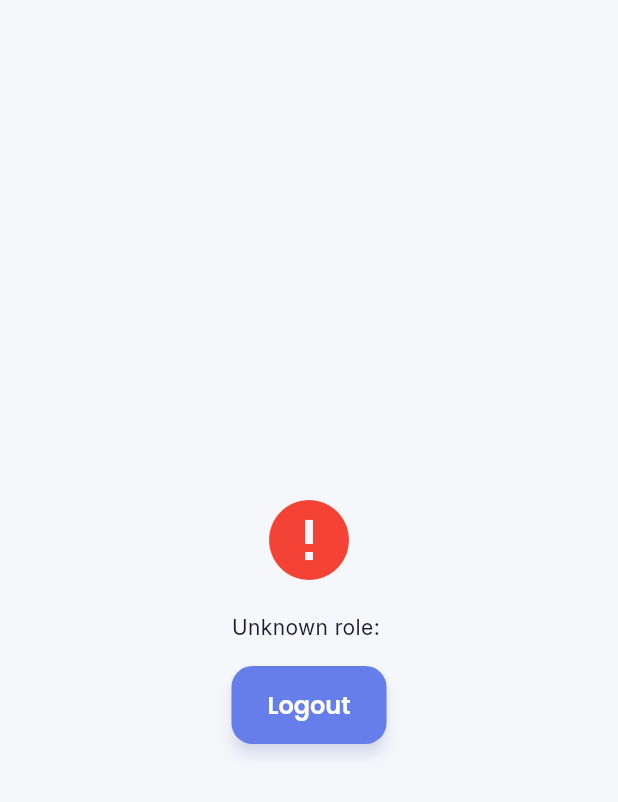
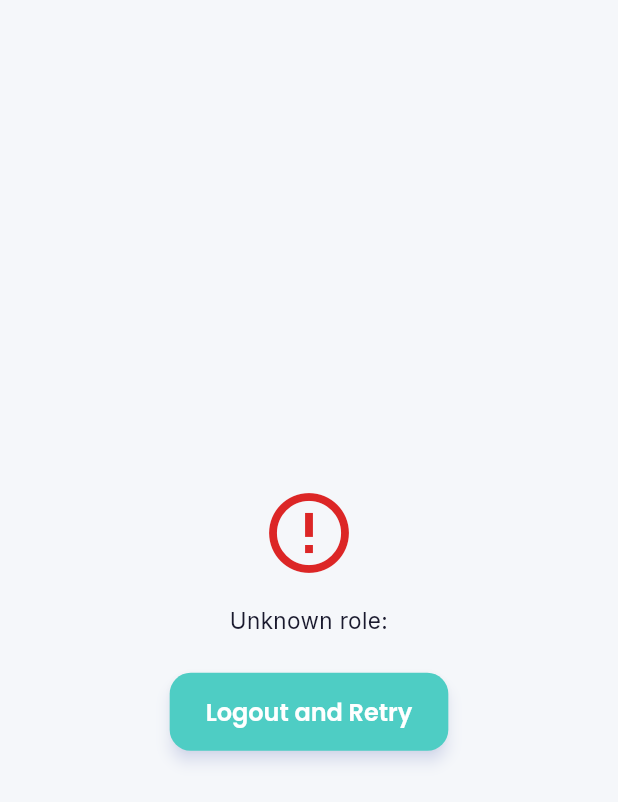
Before and after one commit to mindmonkey2/spring_health, a Flutter app: the screen it shows once a user with an empty profile is signed in, on a phone screen of 412 x 824 dp. Shown: the top 802 px of the screen. Run offline on Flutter 3.47's test engine with Material 3 defaults, Android fonts, the light colour scheme and no system bars; our stand-ins replace cloud_firestore, connectivity_plus, csv, firebase_ai, firebase_auth, firebase_core and 16 more; missing offline and left inert: health, mailer, mobile_scanner, razorpay_flutter; accounts and stored records are empty.

```diff
--- a/spring_health_studio/lib/main.dart
+++ b/spring_health_studio/lib/main.dart
@@ -7,8 +7,10 @@ import 'theme/app_colors.dart';
 import 'screens/auth/login_screen.dart';
 import 'screens/owner/owner_dashboard.dart';
 import 'screens/receptionist/receptionist_dashboard.dart';
+import 'screens/trainers/trainer_dashboard_screen.dart';
 import 'screens/members/add_member_screen.dart';
 import 'services/firestore_service.dart';
+import 'models/user_model.dart';
 
 void main() async {
   WidgetsFlutterBinding.ensureInitialized();
@@ -34,176 +36,297 @@ class MyApp extends StatelessWidget {
     return MaterialApp(
       title: 'Spring Health Studio',
       debugShowCheckedModeBanner: false,
-      // Using centralized theme system
       theme: AppTheme.lightTheme,
-      // Routes
       initialRoute: '/',
       routes: {
         '/': (context) => const AuthWrapper(),
         '/login': (context) => const LoginScreen(),
         '/owner-dashboard': (context) => const OwnerDashboard(),
         '/receptionist-dashboard': (context) => const ReceptionistDashboard(),
+
         '/add-member': (context) => const AddMemberScreen(),
       },
       onGenerateRoute: (settings) {
-        if (settings.name == '/login') {
+        switch (settings.name) {
+          case '/login':
             return MaterialPageRoute(builder: (_) => const LoginScreen());
+          case '/add-member':
+            return MaterialPageRoute(builder: (_) => const AddMemberScreen());
+          default:
+            return null;
         }
-        if (settings.name == '/add-member') {
-          return MaterialPageRoute(builder: (_) => const AddMemberScreen());
-        }
-        return null;
       },
     );
   }
 }
 
-class AuthWrapper extends StatelessWidget {
+/// AuthWrapper — persists Firebase session across app restarts.
+///
+/// Architecture notes:
+/// - StatefulWidget caches the role Future so it is not re-fetched on every
+///   authStateChanges() emission (which happens several times per session).
+/// - authStateChanges() emits null briefly on cold start BEFORE Firebase
+///   restores the persisted local session. We guard against this by checking
+///   FirebaseAuth.instance.currentUser synchronously — if a cached user exists
+///   we hold a loading screen instead of bouncing to LoginScreen.
+/// - ConnectionState.waiting covers the period before the first stream event.
+///   Together the two guards eliminate the false-logout-on-restart bug.
+class AuthWrapper extends StatefulWidget {
   const AuthWrapper({super.key});
+
+  @override
+  State<AuthWrapper> createState() => _AuthWrapperState();
+}
+
+class _AuthWrapperState extends State<AuthWrapper> {
+  String? _cachedUid;
+  Future<Map<String, dynamic>>? _roleFuture;
+
+  /// Returns a cached role future.
+  /// Only calls Firestore again if the UID changes (e.g. different account).
+  Future<Map<String, dynamic>> _getRoleFuture(String uid) {
+    if (_cachedUid != uid || _roleFuture == null) {
+      _cachedUid = uid;
+      _roleFuture = FirestoreService().getUserRole(uid);
+    }
+    return _roleFuture!;
+  }
+
+  Widget _loadingScreen([String? message]) {
+    return Scaffold(
+      backgroundColor: AppColors.background,
+      body: Center(
+        child: Column(
+          mainAxisAlignment: MainAxisAlignment.center,
+          children: [
+            const CircularProgressIndicator(color: AppColors.turquoise),
+            if (message != null) ...[
+              const SizedBox(height: 16),
+              Text(
+                message,
+                style: const TextStyle(
+                  color: AppColors.textSecondary,
+                  fontSize: 14,
+                ),
+              ),
+            ],
+          ],
+        ),
+      ),
+    );
+  }
+
+  Widget _errorScreen(String message) {
+    return Scaffold(
+      backgroundColor: AppColors.background,
+      body: Center(
+        child: Padding(
+          padding: const EdgeInsets.all(24.0),
+          child: Column(
+            mainAxisAlignment: MainAxisAlignment.center,
+            children: [
+              const Icon(Icons.error_outline,
+                         size: 64, color: AppColors.error),
+                        const SizedBox(height: 16),
+                        Text(
+                          message,
+                          textAlign: TextAlign.center,
+                          style: const TextStyle(
+                            color: AppColors.textPrimary, fontSize: 15),
+                        ),
+                        const SizedBox(height: 24),
+                        ElevatedButton(
+                          onPressed: () async {
+                            await FirebaseAuth.instance.signOut();
+                          },
+                          style: ElevatedButton.styleFrom(
+                            backgroundColor: AppColors.turquoise,
+                            foregroundColor: Colors.white,
+                          ),
+                          child: const Text('Logout and Retry'),
+                        ),
+            ],
+          ),
+        ),
+      ),
+    );
+  }
+
+  Widget _roleNotFoundScreen(String uid) {
+    return Scaffold(
+      backgroundColor: AppColors.background,
+      body: Center(
+        child: Padding(
+          padding: const EdgeInsets.all(24.0),
+          child: Column(
+            mainAxisAlignment: MainAxisAlignment.center,
+            children: [
+              const Icon(Icons.warning_amber_rounded,
+                         size: 64, color: MyApp.warmYellow),
+                        const SizedBox(height: 16),
+                        const Text(
+                          'User role not assigned.',
+                          style: TextStyle(
+                            color: AppColors.textPrimary,
+                            fontWeight: FontWeight.bold,
+                            fontSize: 16),
+                        ),
+                        const SizedBox(height: 8),
+                        const Text(
+                          'Ask the administrator to assign your role in the system.',
+                          textAlign: TextAlign.center,
+                          style: TextStyle(
+                            color: AppColors.textSecondary, fontSize: 14),
+                        ),
+                        const SizedBox(height: 8),
+                        Text(
+                          'UID: $uid',
+                          style: const TextStyle(
+                            color: AppColors.textSecondary,
+                            fontSize: 11),
+                        ),
+                        const SizedBox(height: 24),
+                        ElevatedButton(
+                          onPressed: () async {
+                            await FirebaseAuth.instance.signOut();
+                          },
+                          style: ElevatedButton.styleFrom(
+                            backgroundColor: AppColors.turquoise,
+                            foregroundColor: Colors.white,
+                          ),
+                          child: const Text('Logout'),
+                        ),
+            ],
+          ),
+        ),
+      ),
+    );
+  }
+
+  Widget _accountNotConfiguredScreen(User user) {
+    return Scaffold(
+      backgroundColor: AppColors.background,
+      body: Center(
+        child: Padding(
+          padding: const EdgeInsets.all(24.0),
+          child: Column(
+            mainAxisAlignment: MainAxisAlignment.center,
+            children: [
+              const Icon(Icons.person_off_outlined,
+                         size: 64, color: MyApp.warmYellow),
+                        const SizedBox(height: 16),
+                        const Text(
+                          'Account not configured',
+                          style: TextStyle(
+                            color: AppColors.textPrimary,
+                            fontWeight: FontWeight.bold,
+                            fontSize: 16),
+                        ),
+                        const SizedBox(height: 8),
+                        const Text(
+                          'Please contact your administrator to complete account setup.',
+                          textAlign: TextAlign.center,
+                          style: TextStyle(
+                            color: AppColors.textSecondary, fontSize: 14),
+                        ),
+                        const SizedBox(height: 8),
+                        Text(
+                          'Email: ${user.email ?? 'Unknown'}',
+                          style: const TextStyle(
+                            color: AppColors.textSecondary, fontSize: 12),
+                        ),
+                        Text(
+                          'UID: ${user.uid}',
+                          style: const TextStyle(
+                            color: AppColors.textSecondary, fontSize: 11),
+                        ),
+                        const SizedBox(height: 24),
+                        ElevatedButton(
+                          onPressed: () async {
+                            await FirebaseAuth.instance.signOut();
+                          },
+                          style: ElevatedButton.styleFrom(
+                            backgroundColor: AppColors.turquoise,
+                            foregroundColor: Colors.white,
+                          ),
+                          child: const Text('Logout'),
+                        ),
+            ],
+          ),
+        ),
+      ),
+    );
+  }
 
   @override
   Widget build(BuildContext context) {
     return StreamBuilder<User?>(
       stream: FirebaseAuth.instance.authStateChanges(),
       builder: (context, snapshot) {
+
+        // GUARD 1: Stream has not emitted yet — show loading.
         if (snapshot.connectionState == ConnectionState.waiting) {
-          return const Scaffold(
-            body: Center(
-              child: CircularProgressIndicator(),
-            ),
+          return _loadingScreen();
+        }
+
+        // GUARD 2: Stream emitted null — check local cache first.
+        // Firebase emits null briefly on cold start before the persisted
+        // session token is restored from disk. currentUser is synchronous
+        // and reflects the locally-cached state immediately.
+        if (!snapshot.hasData || snapshot.data == null) {
+          final cachedUser = FirebaseAuth.instance.currentUser;
+          if (cachedUser != null) {
+            // Session is being restored — hold on loading screen.
+            return _loadingScreen('Restoring session...');
+          }
+          // Genuinely signed out — show login.
+          return const LoginScreen();
+        }
+
+        // User confirmed authenticated — fetch role (cached after first load).
+        final user = snapshot.data!;
+        return FutureBuilder<Map<String, dynamic>>(
+          future: _getRoleFuture(user.uid),
+          builder: (context, roleSnapshot) {
+
+            if (roleSnapshot.connectionState == ConnectionState.waiting) {
+              return _loadingScreen('Loading your workspace...');
+            }
+
+            if (roleSnapshot.hasError) {
+              return _errorScreen(
+                'Could not load user data.\n${roleSnapshot.error}',
               );
             }
 
-        if (snapshot.hasData && snapshot.data != null) {
-          return FutureBuilder<Map<String, dynamic>>(
-            future: FirestoreService().getUserRole(snapshot.data!.uid),
-            builder: (context, roleSnapshot) {
-              if (roleSnapshot.connectionState == ConnectionState.waiting) {
-                return const Scaffold(
-                  body: Center(
-                    child: Column(
-                      mainAxisAlignment: MainAxisAlignment.center,
-                      children: [
-                        CircularProgressIndicator(),
-                        SizedBox(height: 16),
-                        Text('Loading user data...'),
-                      ],
-                    ),
-                  ),
-                );
+            final userData = roleSnapshot.data;
+            if (userData == null || userData.isEmpty) {
+              return _accountNotConfiguredScreen(user);
             }
 
-              if (roleSnapshot.hasError) {
-                return Scaffold(
-                  body: Center(
-                    child: Column(
-                      mainAxisAlignment: MainAxisAlignment.center,
-                      children: [
-                        const Icon(Icons.error, size: 64, color: Colors.red),
-                        const SizedBox(height: 16),
-                        Text('Error: ${roleSnapshot.error}'),
-                        const SizedBox(height: 16),
-                        ElevatedButton(
-                          onPressed: () async {
-                            await FirebaseAuth.instance.signOut();
-                          },
-                          child: const Text('Logout and Retry'),
-                        ),
-                      ],
-                    ),
-                  ),
-                );
-              }
-
-              if (roleSnapshot.hasData && roleSnapshot.data!.isNotEmpty) {
-                final userData = roleSnapshot.data!;
             final role = userData['role'] as String?;
 
             if (role == null) {
-                  return Scaffold(
-                    body: Center(
-                      child: Column(
-                        mainAxisAlignment: MainAxisAlignment.center,
-                        children: [
-                          const Icon(Icons.warning, size: 64, color: MyApp.warmYellow),
-                          const SizedBox(height: 16),
-                          const Text('User role not found'),
-                          const SizedBox(height: 8),
-                          Text('UID: ${snapshot.data!.uid}'),
-                          const SizedBox(height: 16),
-                          ElevatedButton(
-                            onPressed: () async {
-                              await FirebaseAuth.instance.signOut();
-                            },
-                            child: const Text('Logout'),
-                          ),
-                        ],
-                      ),
-                    ),
-                  );
+              return _roleNotFoundScreen(user.uid);
             }
 
-                if (role == 'Owner') {
+            // Role values in Firestore users collection are Title Case:
+            // Owner | Receptionist | Trainer
+            switch (role) {
+              case 'Owner':
                 return const OwnerDashboard();
-                } else if (role == 'Receptionist') {
+              case 'Receptionist':
                 return const ReceptionistDashboard();
-                } else {
-                  return Scaffold(
-                    body: Center(
-                      child: Column(
-                        mainAxisAlignment: MainAxisAlignment.center,
-                        children: [
-                          const Icon(Icons.error, size: 64, color: Colors.red),
-                          const SizedBox(height: 16),
-                          Text('Unknown role: $role'),
-                          const SizedBox(height: 16),
-                          ElevatedButton(
-                            onPressed: () async {
-                              await FirebaseAuth.instance.signOut();
+              case 'Trainer':
+                return TrainerDashboardScreen(
+                  user: UserModel.fromMap(userData, user.uid),
+                );
+              default:
+                return _errorScreen('Unknown role: $role');
+            }
           },
-                            child: const Text('Logout'),
-                          ),
-                        ],
-                      ),
-                    ),
-                  );
-                }
-              }
-
-              return Scaffold(
-                body: Center(
-                  child: Column(
-                    mainAxisAlignment: MainAxisAlignment.center,
-                    children: [
-                      const Icon(Icons.person_off, size: 64, color: MyApp.warmYellow),
-                      const SizedBox(height: 16),
-                      const Text('User account not configured'),
-                      const SizedBox(height: 8),
-                      Text('Email: ${snapshot.data!.email}'),
-                      Text('UID: ${snapshot.data!.uid}'),
-                      const SizedBox(height: 16),
-                      const Text(
-                        'Please contact administrator to set up your account',
-                        textAlign: TextAlign.center,
-                        style: TextStyle(color: Colors.grey),
-                      ),
-                      const SizedBox(height: 16),
-                      ElevatedButton(
-                        onPressed: () async {
-                          await FirebaseAuth.instance.signOut();
-                        },
-                        child: const Text('Logout'),
-                      ),
-                    ],
-                  ),
-                ),
         );
       },
     );
   }
-
-        return const LoginScreen();
-      },
-    );
 }
-}
```
Lines whose indentation alone changed are shown as unchanged.
